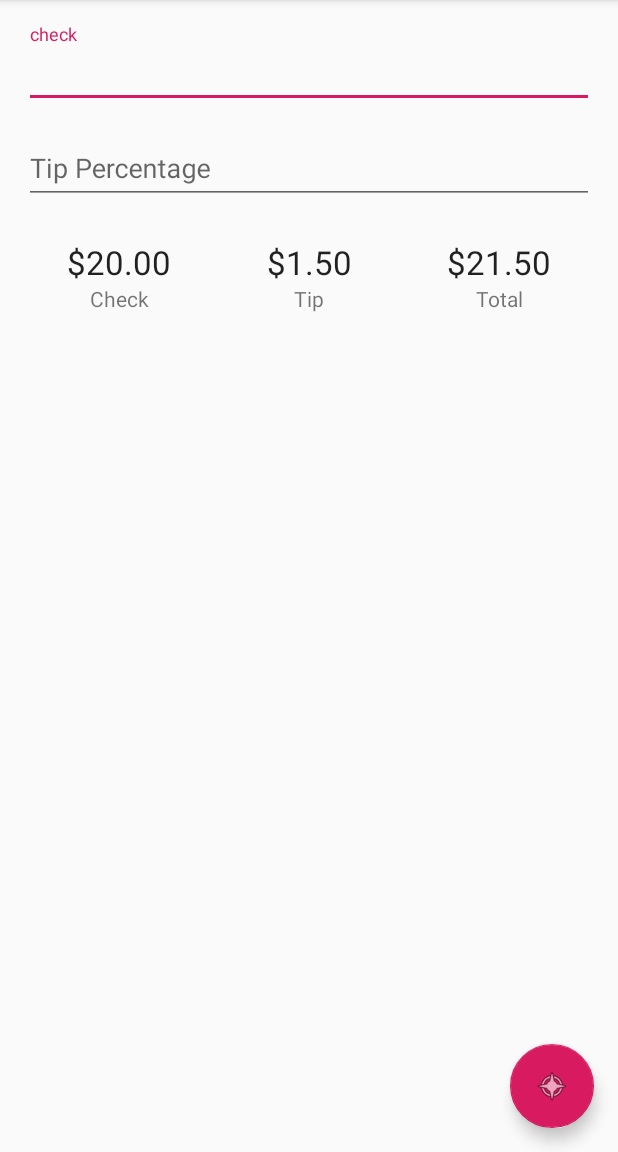
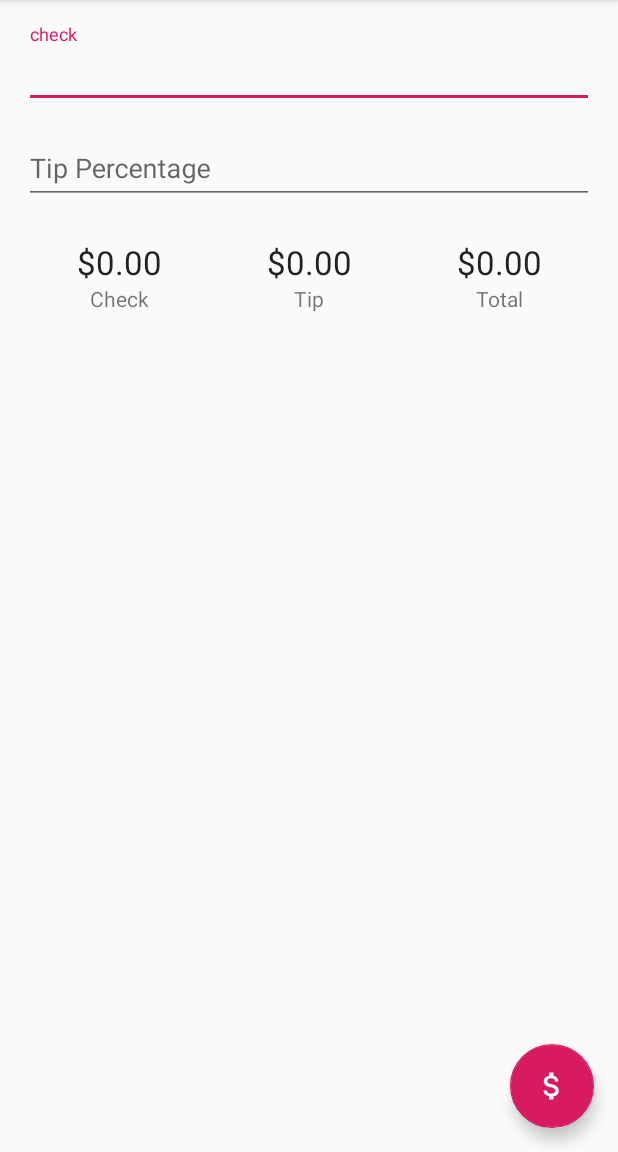
Before and after one commit to rvscript/MVVMTipCalculator, an Android app: the screen it shows after launch (MainActivity), on a phone screen of 412 x 824 dp, the part 84-1236 px from its top. Run offline under Robolectric (Android 15) with nearby library versions, the phone set to English and light mode, and no system bars; our stand-ins replace data binding; 1 statement that could not run was skipped.

Commit message:
develop rV- added Observable model

```diff
--- a/app/build.gradle
+++ b/app/build.gradle
@@ -34,6 +34,9 @@ dependencies {
     implementation 'com.android.support.constraint:constraint-layout:1.1.3'
     implementation 'com.android.support:design:28.0.0'
 
+//    architecture components needed for saving state on viewmodel
+    implementation 'android.arch.lifecycle:extensions:1.1.1'
+
 //    test implementations
     testImplementation 'junit:junit:4.12'
     testImplementation 'org.mockito:mockito-core:2.28.2'
--- a/app/src/main/java/com/example/mvvmtipcalculator/MainActivity.kt
+++ b/app/src/main/java/com/example/mvvmtipcalculator/MainActivity.kt
@@ -1,5 +1,6 @@
 package com.example.mvvmtipcalculator
 
+import android.arch.lifecycle.ViewModelProviders
 import android.databinding.DataBindingUtil
 import android.os.Bundle
 import android.support.design.widget.Snackbar
@@ -28,7 +29,7 @@ ActivityTipCalculatorBinding was created the moment we wrapped the layout in a l
 //      create a databinding version of setContentView which binds and inflates the layout and returns it all in one shot
         binding = DataBindingUtil.setContentView<ActivityMainBinding>(this, R.layout.activity_main)
 //        now the view model is wired up to the view
-        binding.vm = CalculatorViewModel()
+        binding.vm = ViewModelProviders.of(this).get(CalculatorViewModel::class.java)
 
         setSupportActionBar(binding.toolbar)
 
--- a/app/src/main/java/com/example/mvvmtipcalculator/viewmodel/CalculatorViewModel.kt
+++ b/app/src/main/java/com/example/mvvmtipcalculator/viewmodel/CalculatorViewModel.kt
@@ -1,26 +1,55 @@
 package com.example.mvvmtipcalculator.viewmodel
 
+import android.app.Application
+import android.databinding.BaseObservable
 import android.util.Log
+import com.example.mvvmtipcalculator.R
 import com.example.mvvmtipcalculator.model.Calculator
 import com.example.mvvmtipcalculator.model.TipCalculation
 
 //  create viewmodel then testcase then bind to view
-class CalculatorViewModel(val calculator: Calculator = Calculator()) {
+private const val TAG: String = "viewModelclass"
+
+class CalculatorViewModel @JvmOverloads constructor(
+    val app: Application, val calculator: Calculator = Calculator()
+) : ObservableViewModel(app) {
     //    view works with strings for rendering
     var inputCheckAmount = ""
     var inputTipPercentage = ""
-    val TAG:String = "viewModelclass"
     //    set a variable for calculation
-    var tipCalculation = TipCalculation()
+//    var tipCalculation = TipCalculation()
+//    replace tipCalculation variables with new output variables
+    var outputCheckAmount = ""
+    var outputTipAmount = ""
+    var outputTotalDollarAmount = ""
+
+    //    create an initialization block
+    init {
+        updateOutputs(TipCalculation())
+    }
+
+    private fun updateOutputs(tc: TipCalculation) {
+        outputCheckAmount = getApplication<Application>().getString(R.string.dollar_amount, tc.checkAmount)
+        outputTipAmount = getApplication<Application>().getString(R.string.dollar_amount, tc.tipAmount)
+        outputTotalDollarAmount = getApplication<Application>().getString(R.string.dollar_amount, tc.grandTotal)
+    }
 
     //    adding a function for the floating action button
     fun calculateTip() {
-        Log.d(TAG, "calculateTipInvoked")
+//        Log.d(TAG, "calculateTipInvoked")
         val checkAmount = inputCheckAmount.toDoubleOrNull()
         val tipPct = inputTipPercentage.toIntOrNull()
 
-        if(checkAmount != null && tipPct != null) {
-            tipCalculation = calculator.calculateTip(checkAmount, tipPct)
+        if (checkAmount != null && tipPct != null) {
+//            Log.d(TAG, "CheckAmount: $checkAmount, TipPercentage: $tipPct")
+            updateOutputs(calculator.calculateTip(checkAmount, tipPct))
+            clearInputs()
         }
     }
+
+    fun clearInputs() {
+        inputCheckAmount = "0.00"
+        inputTipPercentage = "0"
+        notifyChange()
+    }
 }
--- a/app/src/main/res/layout/activity_main.xml
+++ b/app/src/main/res/layout/activity_main.xml
@@ -1,5 +1,6 @@
 <?xml version="1.0" encoding="utf-8"?>
-<layout xmlns:android="http://schemas.android.com/apk/res/android" xmlns:app="http://schemas.android.com/apk/res-auto"
+<layout xmlns:android="http://schemas.android.com/apk/res/android"
+        xmlns:app="http://schemas.android.com/apk/res-auto"
         xmlns:tools="http://schemas.android.com/tools">
     <data>
         <!-- hover over root tag, click on the lightbulb and  select to data binding layout
@@ -26,8 +27,14 @@
                     app:popupTheme="@style/AppTheme.PopupOverlay"/>
 
         </android.support.design.widget.AppBarLayout>
+<!-- set the vm variable of the child layout to the vm variable of this parent layout
+     child layout = vm, parent layout = @{vm}
+ -->
+        <include
+                layout="@layout/content_main"
+                app:vm="@{vm}"
+        />
 
-        <include layout="@layout/content_main"/>
         <!-- use the data tag in the FloatingAction button
 
         android:onClick="@{() -> vm.calculateTip()}"
@@ -45,7 +52,7 @@ android:onClick="@{() -> vm.calculateTip()}"
                 android:layout_gravity="bottom|end"
                 android:layout_margin="@dimen/fab_margin"
                 android:onClick="@{() -> vm.calculateTip()}"
-                app:srcCompat="@android:drawable/ic_menu_compass"/>
+                app:srcCompat="@drawable/ic_attach_money_white_24dp"/>
 
     </android.support.design.widget.CoordinatorLayout>
 </layout>
--- a/app/src/main/res/layout/content_main.xml
+++ b/app/src/main/res/layout/content_main.xml
@@ -1,8 +1,13 @@
 <?xml version="1.0" encoding="utf-8"?>
+<layout xmlns:android="http://schemas.android.com/apk/res/android" xmlns:tools="http://schemas.android.com/tools"
+        xmlns:app="http://schemas.android.com/apk/res-auto">
+    <data>
+        <variable name="vm"
+                  type="com.example.mvvmtipcalculator.viewmodel.CalculatorViewModel"
+        />
+
+    </data>
     <android.support.constraint.ConstraintLayout
-        xmlns:android="http://schemas.android.com/apk/res/android"
-        xmlns:tools="http://schemas.android.com/tools"
-        xmlns:app="http://schemas.android.com/apk/res-auto"
             android:layout_width="match_parent"
             android:layout_height="match_parent"
             android:layout_margin="8dp"
@@ -24,7 +29,7 @@
                     android:id="@+id/input_check_amount"
                     android:layout_width="match_parent"
                     android:layout_height="wrap_content"
-                android:text=""
+                    android:text="@={vm.inputCheckAmount}"
                     android:hint="@string/et_input_check_amount"
                     android:inputType="numberDecimal"
                     android:selectAllOnFocus="true"/>
@@ -38,12 +43,15 @@
                 app:layout_constraintTop_toBottomOf="@+id/input_layout_check_amount"
                 app:layout_constraintStart_toStartOf="parent"
                 app:layout_constraintEnd_toEndOf="parent">
-
+<!-- Two way Binding The text in edit text will update from the kt to the xml and from the xml to the kt
+This means that any changes made to the observable variables will be reflected immediately in the view model and any changes that the viewmodel makes, will be reflected in the view
+"@= {vm.inputTipPercentage}"
+-->
             <EditText
                     android:id="@+id/input_tip_percentage"
                     android:layout_width="match_parent"
                     android:layout_height="wrap_content"
-                android:text=""
+                    android:text="@={vm.inputTipPercentage}"
                     android:hint="@string/et_tip_percentage"
                     android:inputType="number"
                     android:selectAllOnFocus="true"/>
@@ -74,7 +82,8 @@
                         android:layout_width="match_parent"
                         android:layout_height="wrap_content"
                         android:textAlignment="center"
-                    android:text="$20.00"/>
+                        tools:text="20.00"
+                        android:text="@={vm.outputCheckAmount}"/>
 
                 <TextView
                         android:id="@+id/bill_amount_label"
@@ -96,7 +105,8 @@
                         android:layout_width="match_parent"
                         android:layout_height="wrap_content"
                         android:textAlignment="center"
-                    android:text="$1.50"/>
+                        tools:text="$11.50"
+                        android:text="@{vm.outputTipAmount}"/>
 
                 <TextView
                         android:id="@+id/tip_amount_label"
@@ -118,7 +128,8 @@
                         android:layout_width="match_parent"
                         android:layout_height="wrap_content"
                         android:textAlignment="center"
-                    android:text="$21.50"/>
+                        tools:text="$31.50"
+                        android:text="@={vm.outputTotalDollarAmount}"/>
 
                 <TextView
                         android:id="@+id/grand_total_label"
@@ -134,3 +145,4 @@
 
 
     </android.support.constraint.ConstraintLayout>
+</layout>
--- a/app/src/main/res/values/strings.xml
+++ b/app/src/main/res/values/strings.xml
@@ -6,4 +6,6 @@
     <string name="txt_for_bill_amount_label">Check</string>
     <string name="txt_for_tip_amount_label">Tip</string>
     <string name="txt_for_grand_total_label">Total</string>
+
+    <string name="dollar_amount">$%1$.02f</string>
 </resources>
```
Also changed, not shown: app/src/main/java/com/example/mvvmtipcalculator/viewmodel/ObservableViewModel.kt (added, +23 -0 lines), 1 other file. Lines whose indentation alone changed are shown as unchanged.
